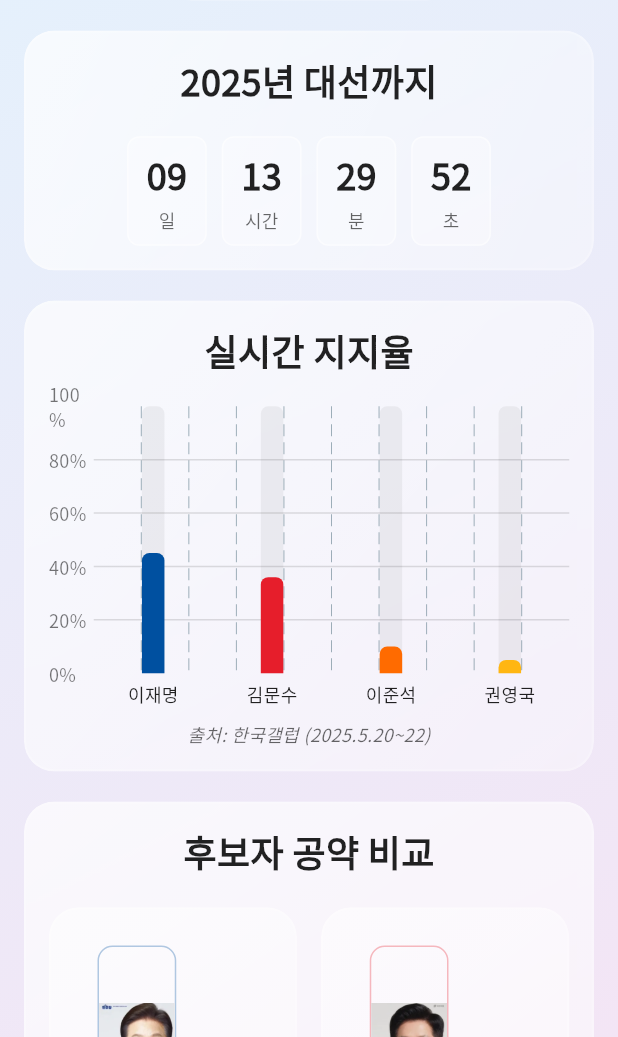
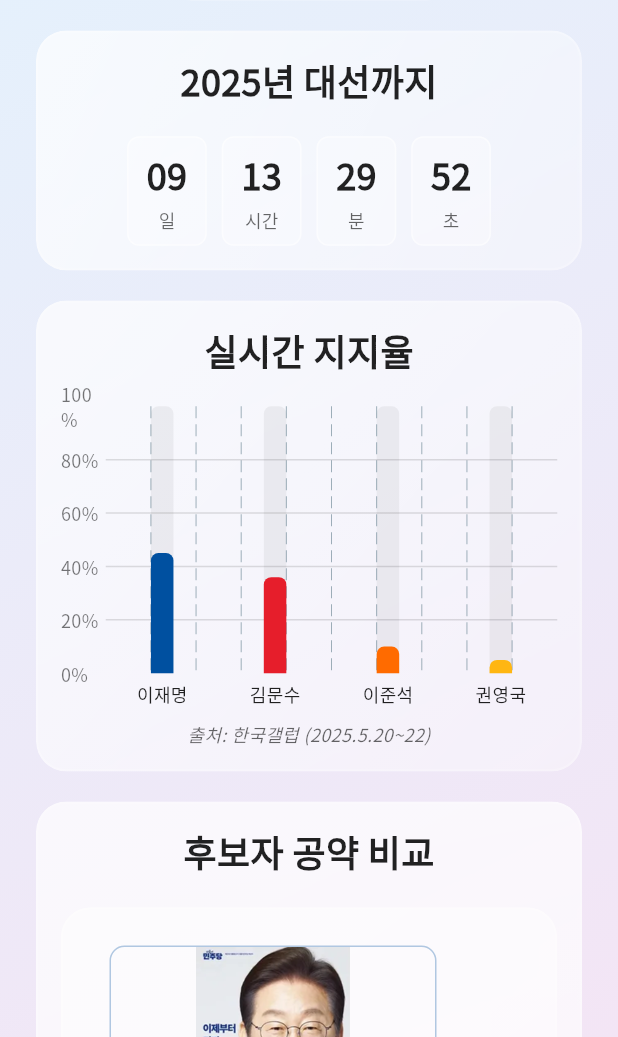
Before and after one commit to jangjia01234/ez-vote-kr, a Flutter app: the screen it shows after launch, on a phone screen of 412 x 824 dp, the part 199-1236 px from its top. Run offline on Flutter 3.47's test engine with Material 3 defaults, Android fonts, the light colour scheme and no system bars; drawn by our look-alikes of fl_chart; our stand-ins replace google_fonts.

Commit message:
style: 레이아웃 개선 - 콘텐츠 중앙 정렬 및 반응형 디자인 적용

```diff
--- a/lib/screens/home_page.dart
+++ b/lib/screens/home_page.dart
@@ -132,8 +132,11 @@ class _HomePageState extends State<HomePage> {
         ),
         child: SingleChildScrollView(
           child: SafeArea(
+            child: Center(
+              child: ConstrainedBox(
+                constraints: const BoxConstraints(maxWidth: 800),
                 child: Padding(
-              padding: const EdgeInsets.symmetric(horizontal: 16.0),
+                  padding: const EdgeInsets.symmetric(horizontal: 24.0),
                   child: Column(
                     children: [
                       const SizedBox(height: 20),
@@ -146,6 +149,8 @@ class _HomePageState extends State<HomePage> {
                       _buildCandidateComparison(),
                       const SizedBox(height: 40),
                     ],
+                  ),
+                ),
               ),
             ),
           ),
@@ -408,11 +413,13 @@ class _HomePageState extends State<HomePage> {
             ),
           ),
           const SizedBox(height: 20),
-          GridView.builder(
+          LayoutBuilder(
+            builder: (context, constraints) {
+              return GridView.builder(
                 shrinkWrap: true,
                 physics: const NeverScrollableScrollPhysics(),
-            gridDelegate: const SliverGridDelegateWithFixedCrossAxisCount(
-              crossAxisCount: 2,
+                gridDelegate: SliverGridDelegateWithFixedCrossAxisCount(
+                  crossAxisCount: constraints.maxWidth > 600 ? 2 : 1,
                   childAspectRatio: 0.75,
                   crossAxisSpacing: 16,
                   mainAxisSpacing: 16,
@@ -421,6 +428,8 @@ class _HomePageState extends State<HomePage> {
                 itemBuilder: (context, index) {
                   final candidates = ['이재명', '김문수', '이준석', '권영국'];
                   return _buildCandidateCard(candidates[index], '', index);
+                },
+              );
             },
           ),
         ],
```
Lines whose indentation alone changed are shown as unchanged.
